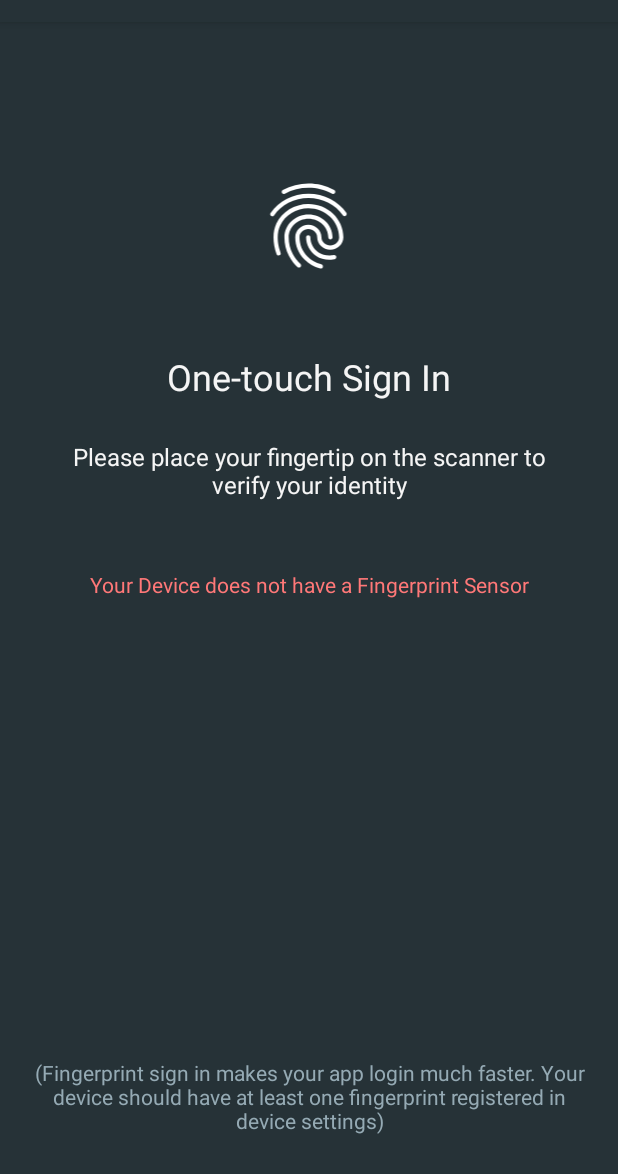
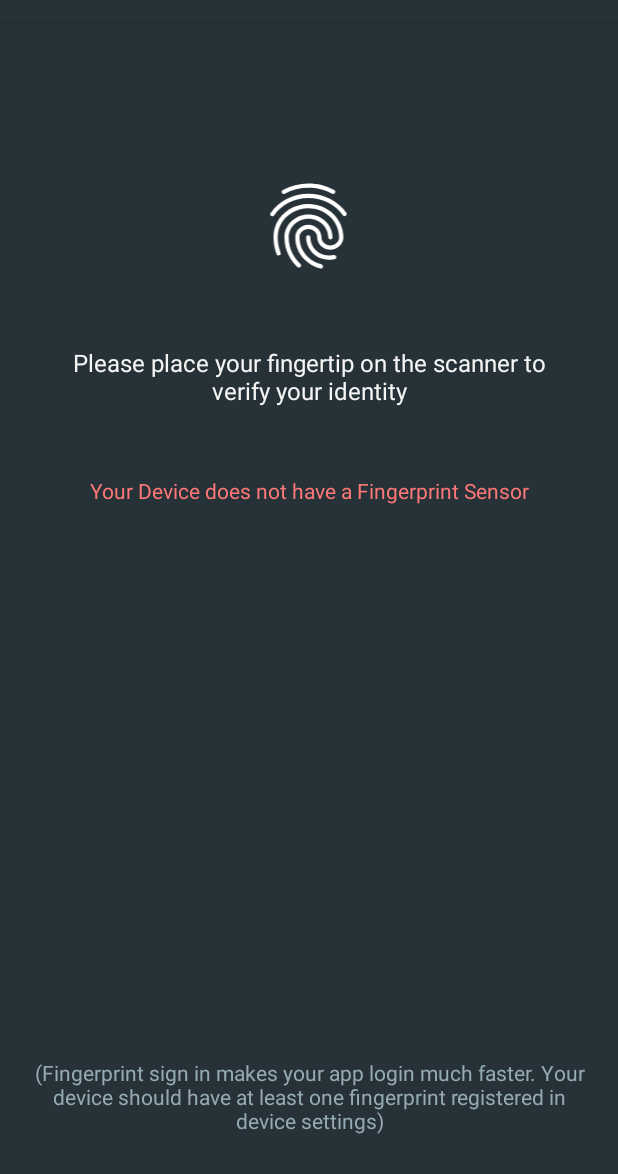
Before and after one commit to Tech-AJ/Password-Protector, an Android app: the screen it shows after launch (MainActivity), on a phone screen of 412 x 824 dp, the part 62-1236 px from its top. Run offline under Robolectric (Android 15) with nearby library versions, the phone set to English and light mode, and no system bars.

Commit message:
Minor UI changes.
Signed-off-by: Apoorva Jain <jainapoorva1111@gmail.com>

```diff
--- a/app/src/main/res/layout/activity_main.xml
+++ b/app/src/main/res/layout/activity_main.xml
@@ -24,7 +24,7 @@
             android:layout_marginBottom="30dp"/>
 
 
-        <TextView
+    <!--    <TextView
             android:layout_width="wrap_content"
             android:layout_height="wrap_content"
             android:textColor="@color/textPrimary"
@@ -34,6 +34,7 @@
             android:layout_marginRight="5dp"
             android:layout_marginTop="20dp"
             android:layout_marginBottom="10dp"/>
+            -->
 
         <TextView
             android:layout_width="match_parent"
```
